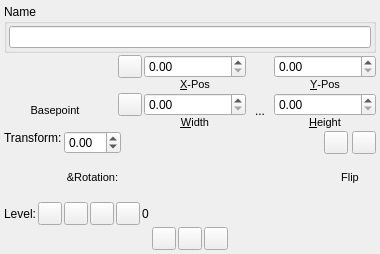
Old version of the form scribus/ui/propertiespalette_xyzbase.ui in the repository nitramr/scribus.
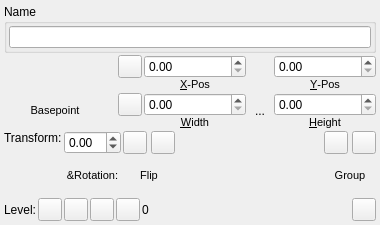
New version of the form. Custom widgets are drawn as their Qt base class.

The edit to the form file:
```diff
--- a/scribus/ui/propertiespalette_xyzbase.ui
+++ b/scribus/ui/propertiespalette_xyzbase.ui
@@ -7,7 +7,7 @@
     <x>0</x>
     <y>0</y>
     <width>380</width>
-    <height>254</height>
+    <height>225</height>
    </rect>
   </property>
   <property name="maximumSize">
@@ -358,7 +358,7 @@
     </layout>
    </item>
    <item>
-    <layout class="QHBoxLayout" name="horizontalLayout_3" stretch="0,0,0,0">
+    <layout class="QHBoxLayout" name="horizontalLayout_3" stretch="0,0,0,0,0">
      <property name="spacing">
       <number>2</number>
      </property>
@@ -381,8 +381,8 @@
          </property>
          <property name="sizeHint" stdset="0">
           <size>
-           <width>20</width>
-           <height>10</height>
+           <width>1</width>
+           <height>8</height>
           </size>
          </property>
         </spacer>
@@ -421,19 +421,6 @@
        </item>
       </layout>
      </item>
-     <item>
-      <spacer name="horizontalSpacer_2">
-       <property name="orientation">
-        <enum>Qt::Horizontal</enum>
-       </property>
-       <property name="sizeHint" stdset="0">
-        <size>
-         <width>10</width>
-         <height>20</height>
-        </size>
-       </property>
-      </spacer>
-     </item>
      <item>
       <layout class="QVBoxLayout" name="verticalLayout_11">
        <property name="spacing">
@@ -495,6 +482,80 @@
        </item>
       </layout>
      </item>
+     <item>
+      <spacer name="horizontalSpacer_2">
+       <property name="orientation">
+        <enum>Qt::Horizontal</enum>
+       </property>
+       <property name="sizeHint" stdset="0">
+        <size>
+         <width>10</width>
+         <height>20</height>
+        </size>
+       </property>
+      </spacer>
+     </item>
+     <item>
+      <layout class="QVBoxLayout" name="verticalLayout_12">
+       <property name="spacing">
+        <number>0</number>
+       </property>
+       <item>
+        <layout class="QHBoxLayout" name="horizontalLayout_5">
+         <property name="spacing">
+          <number>4</number>
+         </property>
+         <item>
+          <widget class="QToolButton" name="doUnGroup">
+           <property name="toolTip">
+            <string>Ungroup the selected group</string>
+           </property>
+           <property name="text">
+            <string/>
+           </property>
+           <property name="iconSize">
+            <size>
+             <width>16</width>
+             <height>16</height>
+            </size>
+           </property>
+          </widget>
+         </item>
+         <item>
+          <widget class="QToolButton" name="doGroup">
+           <property name="toolTip">
+            <string>Group the selected objects</string>
+           </property>
+           <property name="text">
+            <string/>
+           </property>
+           <property name="iconSize">
+            <size>
+             <width>16</width>
+             <height>16</height>
+            </size>
+           </property>
+          </widget>
+         </item>
+        </layout>
+       </item>
+       <item>
+        <widget class="QLabel" name="label_4">
+         <property name="font">
+          <font>
+           <pointsize>8</pointsize>
+          </font>
+         </property>
+         <property name="text">
+          <string>Group</string>
+         </property>
+         <property name="alignment">
+          <set>Qt::AlignCenter</set>
+         </property>
+        </widget>
+       </item>
+      </layout>
+     </item>
     </layout>
    </item>
    <item>
@@ -620,64 +681,21 @@
        </property>
       </spacer>
      </item>
-    </layout>
-   </item>
-   <item>
-    <layout class="QHBoxLayout" name="horizontalLayout_2">
      <item>
-      <layout class="QGridLayout" name="gridLayout_2">
-       <property name="spacing">
-        <number>2</number>
+      <widget class="QToolButton" name="noPrint">
+       <property name="toolTip">
+        <string>Enable or disable exporting of the object</string>
        </property>
-       <item row="0" column="0">
-        <widget class="QToolButton" name="doGroup">
-         <property name="toolTip">
-          <string>Group the selected objects</string>
-         </property>
-         <property name="text">
-          <string/>
-         </property>
-         <property name="iconSize">
-          <size>
-           <width>16</width>
-           <height>16</height>
-          </size>
-         </property>
-        </widget>
-       </item>
-       <item row="0" column="1">
-        <widget class="QToolButton" name="doUnGroup">
-         <property name="toolTip">
-          <string>Ungroup the selected group</string>
-         </property>
-         <property name="text">
-          <string/>
-         </property>
-         <property name="iconSize">
-          <size>
-           <width>16</width>
-           <height>16</height>
-          </size>
-         </property>
-        </widget>
-       </item>
-       <item row="0" column="3">
-        <widget class="QToolButton" name="noPrint">
-         <property name="toolTip">
-          <string>Enable or disable exporting of the object</string>
-         </property>
-         <property name="text">
-          <string/>
-         </property>
-         <property name="iconSize">
-          <size>
-           <width>16</width>
-           <height>16</height>
-          </size>
-         </property>
-        </widget>
-       </item>
-      </layout>
+       <property name="text">
+        <string/>
+       </property>
+       <property name="iconSize">
+        <size>
+         <width>16</width>
+         <height>16</height>
+        </size>
+       </property>
+      </widget>
      </item>
     </layout>
    </item>
```
